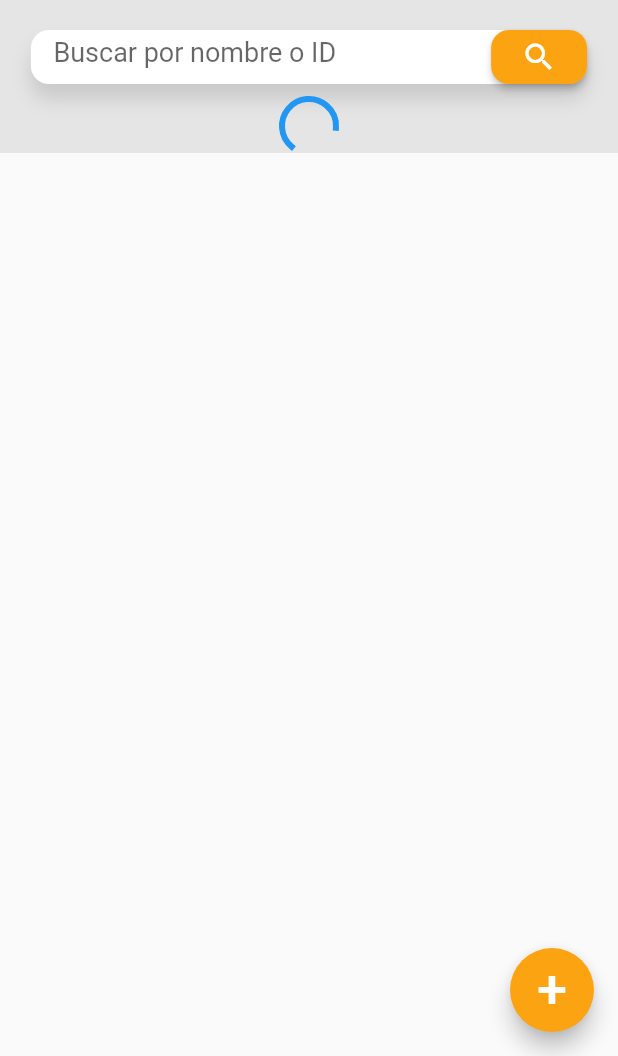
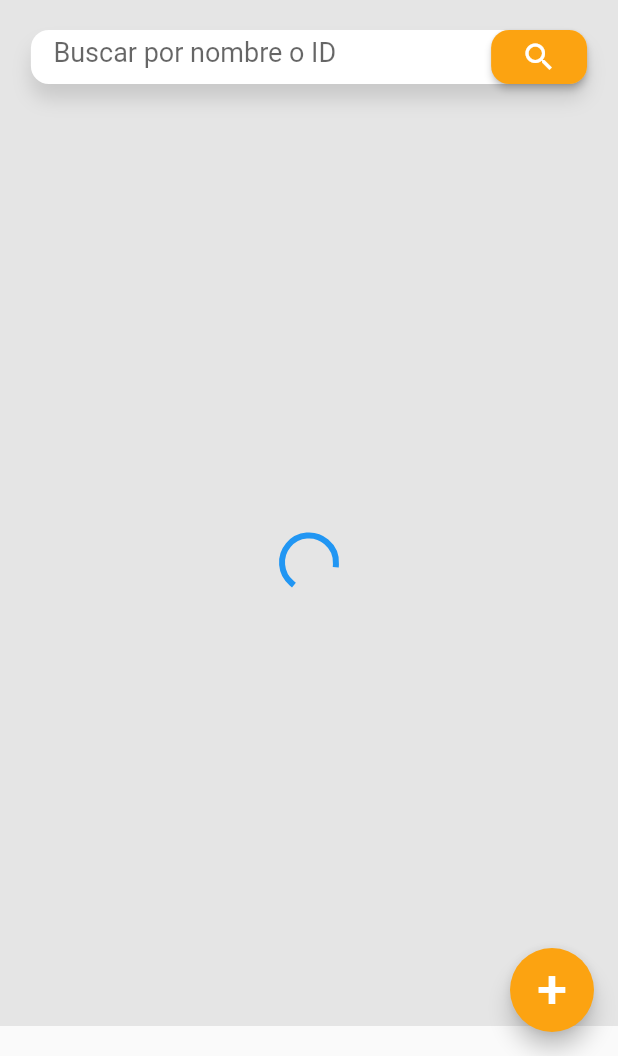
Before and after one commit to ENez7/Products_app, a Flutter app: the first screen one second after launch, on a phone screen of 412 x 824 dp, the part 180-1236 px from its top. Run offline on Flutter 3.47's test engine with Material 2 defaults, Android fonts, the phone set to English and light mode, and no system bars; our stand-ins replace bloc, flutter_bloc, google_fonts.

```diff
--- a/lib/constants/colors.dart
+++ b/lib/constants/colors.dart
@@ -6,4 +6,5 @@ class ConstColors {
   static const Color shadow = Colors.black12;
   static Color fonts = Color(0xff14213D).withOpacity(0.5);
   static const Color background = Color(0xFFE5E5E5);
+  static const Color buttonBackground = Color(0xff9DA0A7);
 }
--- a/lib/data/streamdata.dart
+++ b/lib/data/streamdata.dart
@@ -12,6 +12,8 @@ class StreamData {
         productPrice: 'Bs. ${100 + rand.nextInt(100)}.00',
         productDescription:
             'Lorem ipsum dolor sit amet, consectetur adipiscing elit. Fusce at eros sed purus pulvinar egestas.',
+        quantity: 10 + rand.nextInt(90),
+        id: '1683069414',
       );
       // print('xd');
       await Future.delayed(Duration(milliseconds: 400));
--- a/lib/main.dart
+++ b/lib/main.dart
@@ -1,8 +1,7 @@
 import 'package:flutter/material.dart';
 import 'package:flutter_bloc/flutter_bloc.dart';
 import 'package:google_fonts/google_fonts.dart';
-import 'package:ecommerce_platform/pages/cubits/homecubit_cubit.dart';
-
+import 'pages/cubits/home/homecubit_cubit.dart';
 import 'routes/routes.dart';
 
 void main() {
@@ -15,7 +14,9 @@ class MyApp extends StatelessWidget {
   @override
   Widget build(BuildContext context) {
     return MultiBlocProvider(
-      providers: [BlocProvider(create: (_) => HomeCubit())],
+      providers: [
+        BlocProvider(create: (_) => HomeCubit()),
+      ],
       child: MaterialApp(
         title: 'Productos',
         initialRoute: '/',
--- a/lib/models/product.dart
+++ b/lib/models/product.dart
@@ -3,12 +3,16 @@ class Product {
   final String productPrice;
   final String productDescription;
   final String? productImage;
+  final int? quantity;
+  final String? id;
 
   Product({
     required this.productName,
     required this.productPrice,
     required this.productDescription,
     this.productImage,
+    this.quantity,
+    this.id,
   });
 
   factory Product.fromJSON(json) {
@@ -17,6 +21,8 @@ class Product {
       productPrice: json['productPrice'],
       productDescription: json['productDescription'],
       productImage: json['productImage'],
+      quantity: json['quantity'],
+      id: json['id'],
     );
   }
 
@@ -24,12 +30,16 @@ class Product {
       {String? prodName,
       String? prodPrice,
       String? prodDesc,
-      String? prodImg}) {
+      String? prodImg,
+      int? qty,
+      String? id}) {
     return Product(
       productName: prodName ?? productName,
       productPrice: prodPrice ?? productPrice,
       productDescription: prodDesc ?? productDescription,
       productImage: prodImg ?? productImage,
+      quantity: qty ?? quantity,
+      id: id ?? this.id,
     );
   }
 }
--- a/lib/pages/cubits/homecubit_cubit.dart
+++ b/lib/pages/cubits/home/homecubit_cubit.dart
@@ -1,4 +1,3 @@
-import 'package:meta/meta.dart';
 import 'package:bloc/bloc.dart';
 import 'package:ecommerce_platform/models/product.dart';
 
--- a/lib/pages/cubits/homecubit_state.dart
+++ b/lib/pages/cubits/home/homecubit_state.dart
@@ -2,7 +2,6 @@ part of 'homecubit_cubit.dart';
 
 // Classes that define the diferents states of the cubit
 
-@immutable
 abstract class HomeCubitState {}
 
 class HomeCubitInitial extends HomeCubitState {}
@@ -10,14 +9,10 @@ class HomeCubitInitial extends HomeCubitState {}
 class HomeCubitLoadingState extends HomeCubitState {}
 
 class HomeCubitLoadedState extends HomeCubitState {
-  List<Product> products;
+  final List<Product> products;
 
   HomeCubitLoadedState(this.products);
 }
 
 // This define HTTP server side Error
-class HomeCubitErrorState extends HomeCubitState {
-  // Exception error;
-
-  // HomeCubitErrorState(this.error);
-}
+class HomeCubitErrorState extends HomeCubitState {}
--- a/lib/pages/home.dart
+++ b/lib/pages/home.page.dart
@@ -1,13 +1,14 @@
+import 'package:ecommerce_platform/pages/product.page.dart';
 import 'package:flutter/material.dart';
 import 'package:flutter_bloc/flutter_bloc.dart';
 import 'package:ecommerce_platform/data/streamdata.dart';
-import 'package:ecommerce_platform/pages/cubits/homecubit_cubit.dart';
-import 'package:ecommerce_platform/widgets/search_bar.dart';
+import 'package:ecommerce_platform/widgets/search_bar.widget.dart';
 import 'package:ecommerce_platform/constants/colors.dart';
-import 'package:ecommerce_platform/widgets/products_card.dart';
-import 'package:ecommerce_platform/widgets/sliverappbar.dart';
+import 'package:ecommerce_platform/widgets/products_card.widget.dart';
+import 'package:ecommerce_platform/widgets/sliverappbar.widget.dart';
 
 import '../models/product.dart';
+import 'cubits/home/homecubit_cubit.dart';
 
 class HomePage extends StatefulWidget {
   const HomePage({Key? key}) : super(key: key);
@@ -22,7 +23,7 @@ class _HomePageState extends State<HomePage> {
     List<Product> products = [];
     final dataCubit = context.read<HomeCubit>();
     dataCubit.initState();
-    dataCubit.loadDataInList(StreamData.productStream(7), products);
+    dataCubit.loadDataInList(StreamData.productStream(10), products);
 
     return GestureDetector(
       onTap: () {
@@ -44,11 +45,23 @@ class _HomePageState extends State<HomePage> {
                           builder: (_, state) {
                             switch (state.runtimeType) {
                               case HomeCubitLoadingState:
-                                return CircularProgressIndicator();
+                                return SizedBox(
+                                  height:
+                                      MediaQuery.of(context).size.height * 0.75,
+                                  child: Center(
+                                    child: CircularProgressIndicator(),
+                                  ),
+                                );
                               case HomeCubitLoadedState:
                                 return _getListWidgets(products);
                               default:
-                                return Text('No se que mambo');
+                                return SizedBox(
+                                  height:
+                                      MediaQuery.of(context).size.height * 0.75,
+                                  child: Center(
+                                    child: Text('Sin datos'),
+                                  ),
+                                );
                             }
                           },
                         ),
@@ -77,13 +90,19 @@ class _HomePageState extends State<HomePage> {
   }
 
   // CREATE A COLUMN BASED ON LIST OF PRODUCTS
-  Widget _getListWidgets(List<Product> lstItens) {
+  Widget _getListWidgets(List<Product> items) {
     return Column(
-        children: lstItens
+        children: items
             .map((product) => ProductsCard(
-                productName: product.productName,
-                productPrice: product.productPrice,
-                productDescription: product.productDescription))
+                  product: product,
+                  onTap: () {
+                    Navigator.of(context).push(
+                      MaterialPageRoute(
+                        builder: (_) => ProductPage(product: product),
+                      ),
+                    );
+                  },
+                ))
             .toList());
   }
 }
--- a/lib/routes/routes.dart
+++ b/lib/routes/routes.dart
@@ -1,5 +1,5 @@
 import 'package:flutter/material.dart';
-import 'package:ecommerce_platform/pages/home.dart';
+import 'package:ecommerce_platform/pages/home.page.dart';
 
 class Rutas {
   static final paginas = <String, WidgetBuilder>{
--- a/lib/widgets/search_bar.dart
+++ b/lib/widgets/search_bar.widget.dart
@@ -1,5 +1,5 @@
 import 'package:flutter/material.dart';
-import 'textfields/searchbar_tf.dart';
+import 'textfields/searchbar_tf.widget.dart';
 import 'package:ecommerce_platform/constants/colors.dart';
 
 class SearchBar extends StatelessWidget {
--- a/lib/widgets/sliverappbar.dart
+++ b/lib/widgets/sliverappbar.widget.dart
@@ -3,11 +3,13 @@ import 'package:ecommerce_platform/constants/colors.dart';
 
 class SliverCustomAppBar extends StatelessWidget {
   final String title;
+  final bool implyLeading;
   final Color? backgroundColor;
 
   const SliverCustomAppBar({
     Key? key,
     required this.title,
+    this.implyLeading = false,
     this.backgroundColor = ConstColors.appBar,
   }) : super(key: key);
 
@@ -18,6 +20,7 @@ class SliverCustomAppBar extends StatelessWidget {
       floating: true,
       expandedHeight: 120,
       collapsedHeight: 70,
+      automaticallyImplyLeading: implyLeading,
       backgroundColor: backgroundColor,
       flexibleSpace: FlexibleSpaceBar(
         title: Text(
```
Also changed, not shown: lib/pages/product.page.dart (added, +79 -0 lines), lib/widgets/product_card.widget.dart (added, +109 -0 lines), lib/widgets/products_card.widget.dart (renamed from lib/widgets/products_card.dart, +6 -11 lines), lib/widgets/textfields/searchbar_tf.widget.dart (renamed from lib/widgets/textfields/searchbar_tf.dart).
